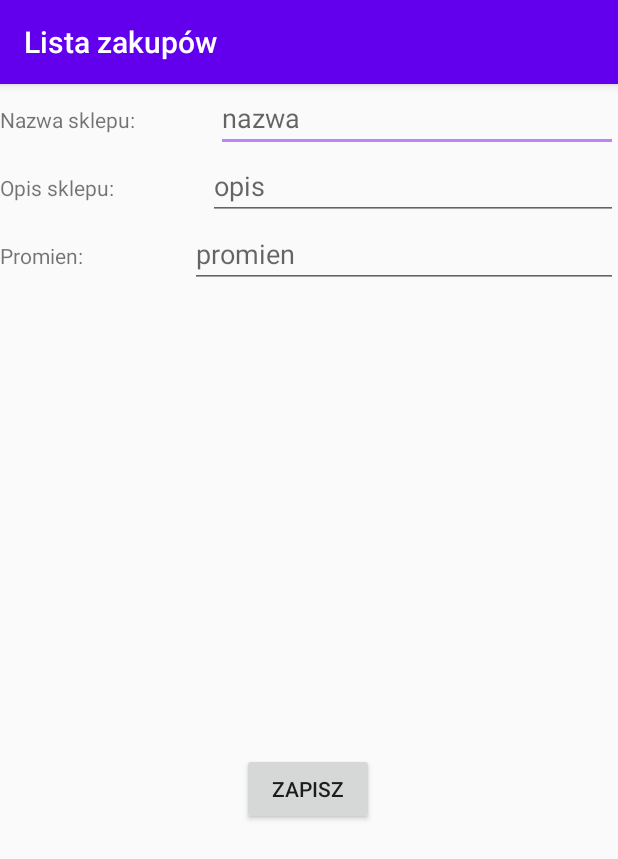
After one commit to tope96/Android-Shop-List, an Android app: the AddShopActivity screen opened directly, with no data from a screen before it, on a phone screen of 412 x 824 dp. The commit adds this screen. Shown: the top 859 px of the screen. Run offline under Robolectric (Android 15) with nearby library versions, the phone set to English and light mode, and no system bars; our stand-ins replace Firebase (no records; nobody signed in at launch, a user with empty details on screens opened directly).

Commit message:
Adding shops with loc

```diff
--- a/app/build.gradle
+++ b/app/build.gradle
@@ -36,6 +36,7 @@ dependencies {
     implementation 'com.firebaseui:firebase-ui-firestore:6.1.0'
     implementation 'com.android.support:design:28.0.0'
     implementation 'com.google.android.gms:play-services-maps:17.0.0'
+    implementation 'com.google.android.gms:play-services-location:17.0.0'
 }
 
 apply plugin: 'com.google.gms.google-services'  // Google Play services Gradle plugin
--- /dev/null
+++ b/app/src/main/java/com/example/firstproject/AddShopActivity.java
@@ -0,0 +1,182 @@
+package com.example.firstproject;
+
+import androidx.annotation.NonNull;
+import androidx.appcompat.app.AppCompatActivity;
+import androidx.core.app.ActivityCompat;
+import androidx.core.content.ContextCompat;
+
+import android.Manifest;
+import android.content.Context;
+import android.content.Intent;
+import android.content.pm.PackageManager;
+import android.location.Location;
+import android.location.LocationManager;
+import android.os.Bundle;
+import android.os.Looper;
+import android.provider.Settings;
+import android.util.Log;
+import android.view.View;
+import android.widget.EditText;
+import android.widget.TextView;
+import android.widget.Toast;
+
+import com.google.android.gms.location.FusedLocationProviderClient;
+import com.google.android.gms.location.LocationCallback;
+import com.google.android.gms.location.LocationRequest;
+import com.google.android.gms.location.LocationResult;
+import com.google.android.gms.location.LocationServices;
+import com.google.android.gms.tasks.OnCompleteListener;
+import com.google.android.gms.tasks.OnFailureListener;
+import com.google.android.gms.tasks.OnSuccessListener;
+import com.google.android.gms.tasks.Task;
+import com.google.firebase.auth.FirebaseAuth;
+import com.google.firebase.firestore.DocumentReference;
+import com.google.firebase.firestore.FirebaseFirestore;
+
+public class AddShopActivity extends AppCompatActivity {
+
+    private EditText shopName;
+    private EditText shopDesc;
+    private EditText shopRad;
+    private static final int PERMISSION_ID = 44;
+    private FusedLocationProviderClient mFusedLocationClient;
+    private Location loc;
+    private FirebaseFirestore db;
+
+    @Override
+    protected void onCreate(Bundle savedInstanceState) {
+        Intent in = getIntent();
+        Boolean str = in.getBooleanExtra("darkMode", false);
+        changeTheme(str);
+        super.onCreate(savedInstanceState);
+        setContentView(R.layout.activity_add_shop);
+        db = FirebaseFirestore.getInstance();
+        mFusedLocationClient = LocationServices.getFusedLocationProviderClient(getApplicationContext());
+
+        shopName = findViewById(R.id.etShopName);
+        shopDesc = findViewById(R.id.etShopDesc);
+        shopRad = findViewById(R.id.etShopRad);
+    }
+
+
+    private boolean checkPermissions() {
+        if (ActivityCompat.checkSelfPermission(this, Manifest.permission.ACCESS_COARSE_LOCATION) == PackageManager.PERMISSION_GRANTED &&
+                ActivityCompat.checkSelfPermission(this, Manifest.permission.ACCESS_FINE_LOCATION) == PackageManager.PERMISSION_GRANTED) {
+            return true;
+        }
+        return false;
+    }
+
+    private void requestPermissions() {
+        ActivityCompat.requestPermissions(
+                this,
+                new String[]{Manifest.permission.ACCESS_COARSE_LOCATION, Manifest.permission.ACCESS_FINE_LOCATION},
+                PERMISSION_ID
+        );
+    }
+
+    private boolean isLocationEnabled() {
+        LocationManager locationManager = (LocationManager) getSystemService(Context.LOCATION_SERVICE);
+        return locationManager.isProviderEnabled(LocationManager.GPS_PROVIDER) || locationManager.isProviderEnabled(
+                LocationManager.NETWORK_PROVIDER
+        );
+    }
+
+    @Override
+    public void onRequestPermissionsResult(int requestCode, String[] permissions, int[] grantResults) {
+        super.onRequestPermissionsResult(requestCode, permissions, grantResults);
+        if (requestCode == PERMISSION_ID) {
+            if (grantResults.length > 0 && grantResults[0] == PackageManager.PERMISSION_GRANTED) {
+                // Granted. Start getting the location information
+            }
+        }
+    }
+
+    private LocationCallback mLocationCallback = new LocationCallback() {
+        @Override
+        public void onLocationResult(LocationResult locationResult) {
+            Location mLastLocation = locationResult.getLastLocation();
+            Log.d("TOMEK", "callback");
+        }
+    };
+
+    private void getLastLocation(){
+        if (checkPermissions()) {
+            if (isLocationEnabled()) {
+                mFusedLocationClient.getLastLocation().addOnSuccessListener(this, new OnSuccessListener<Location>() {
+                    @Override
+                    public void onSuccess(Location location) {
+                        if(location != null){
+                            loc = location;
+                        }
+                    }
+                });
+
+            } else {
+                Toast.makeText(this, "Turn on location", Toast.LENGTH_LONG).show();
+                Intent intent = new Intent(Settings.ACTION_LOCATION_SOURCE_SETTINGS);
+                startActivity(intent);
+            }
+        } else {
+            requestPermissions();
+        }
+    }
+
+    private void changeTheme(boolean dark){
+        if(dark){
+            setTheme(R.style.AppTheme2);
+        }else{
+            setTheme(R.style.AppTheme);
+        }
+
+    }
+
+    public void saveShop(View view) {
+        final String name = shopName.getText().toString();
+        final String desc = shopDesc.getText().toString();
+        final int radius = Integer.parseInt(shopRad.getText().toString());
+
+        if (checkPermissions()) {
+            if (isLocationEnabled()) {
+                mFusedLocationClient.getLastLocation().addOnSuccessListener(this, new OnSuccessListener<Location>() {
+                    @Override
+                    public void onSuccess(Location location) {
+                        if(location != null){
+                            Shop newShop = new Shop(name, desc, radius, location.getLongitude(), location.getLatitude(), FirebaseAuth.getInstance().getCurrentUser().getUid());
+                            addShopToDb(newShop);
+                        }
+                    }
+                });
+
+            } else {
+                Toast.makeText(this, "Turn on location", Toast.LENGTH_LONG).show();
+                Intent intent = new Intent(Settings.ACTION_LOCATION_SOURCE_SETTINGS);
+                startActivity(intent);
+            }
+        } else {
+            requestPermissions();
+        }
+
+
+finish();
+
+
+    }
+
+
+    private void addShopToDb(Shop shop){
+
+        db.collection("shops")
+                .add(shop)
+                .addOnSuccessListener(new OnSuccessListener<DocumentReference>() {
+                    @Override
+                    public void onSuccess(DocumentReference documentReference) {
+                    }
+                })
+                .addOnFailureListener(new OnFailureListener() {
+                    @Override
+                    public void onFailure(@NonNull Exception e) {
+                    }
+                });
+    }
+}
--- a/app/src/main/java/com/example/firstproject/Frag_list.java
+++ b/app/src/main/java/com/example/firstproject/Frag_list.java
@@ -9,6 +9,7 @@ import android.util.Log;
 import android.view.LayoutInflater;
 import android.view.View;
 import android.view.ViewGroup;
+import android.widget.Toast;
 
 import androidx.annotation.NonNull;
 import androidx.annotation.Nullable;
@@ -20,6 +21,7 @@ import androidx.recyclerview.widget.RecyclerView;
 import com.firebase.ui.firestore.FirestoreRecyclerOptions;
 import com.google.android.gms.tasks.OnFailureListener;
 import com.google.android.gms.tasks.OnSuccessListener;
+import com.google.firebase.auth.FirebaseAuth;
 import com.google.firebase.firestore.CollectionReference;
 import com.google.firebase.firestore.FirebaseFirestore;
 import com.google.firebase.firestore.Query;
@@ -61,7 +63,7 @@ public class Frag_list extends Fragment {
     }
 
     private void setUpRecyclerView(View view){
-        Query query = shopsColl.orderBy("name", Query.Direction.ASCENDING);
+        Query query = shopsColl.orderBy("name", Query.Direction.ASCENDING).whereEqualTo("uid", FirebaseAuth.getInstance().getCurrentUser().getUid());
 
         FirestoreRecyclerOptions<Shop> options = new FirestoreRecyclerOptions.Builder<Shop>()
                 .setQuery(query, Shop.class)
@@ -136,4 +138,5 @@ public class Frag_list extends Fragment {
 
     }
 
+
 }
--- /dev/null
+++ b/app/src/main/res/layout/activity_add_shop.xml
@@ -0,0 +1,95 @@
+<?xml version="1.0" encoding="utf-8"?>
+<LinearLayout xmlns:android="http://schemas.android.com/apk/res/android"
+    xmlns:app="http://schemas.android.com/apk/res-auto"
+    xmlns:tools="http://schemas.android.com/tools"
+    android:layout_width="match_parent"
+    android:layout_height="match_parent"
+    android:orientation="vertical"
+    tools:context=".AddShopActivity">
+
+    <LinearLayout
+        android:layout_width="match_parent"
+        android:layout_height="wrap_content"
+        android:orientation="horizontal">
+
+        <TextView
+            android:id="@+id/tvShopName"
+            android:layout_width="wrap_content"
+            android:layout_height="wrap_content"
+            android:layout_weight="1"
+            android:text="Nazwa sklepu:" />
+
+        <EditText
+            android:id="@+id/etShopName"
+            android:layout_width="wrap_content"
+            android:layout_height="wrap_content"
+            android:layout_weight="1"
+            android:ems="10"
+            android:hint="nazwa"
+            android:inputType="textPersonName" />
+    </LinearLayout>
+
+    <LinearLayout
+        android:layout_width="match_parent"
+        android:layout_height="wrap_content"
+        android:orientation="horizontal">
+
+        <TextView
+            android:id="@+id/textView8"
+            android:layout_width="wrap_content"
+            android:layout_height="wrap_content"
+            android:layout_weight="1"
+            android:text="Opis sklepu: " />
+
+        <EditText
+            android:id="@+id/etShopDesc"
+            android:layout_width="wrap_content"
+            android:layout_height="wrap_content"
+            android:layout_weight="1"
+            android:ems="10"
+            android:hint="opis"
+            android:inputType="textPersonName" />
+    </LinearLayout>
+
+    <LinearLayout
+        android:layout_width="match_parent"
+        android:layout_height="wrap_content"
+        android:orientation="horizontal">
+
+        <TextView
+            android:id="@+id/textView9"
+            android:layout_width="wrap_content"
+            android:layout_height="wrap_content"
+            android:layout_weight="1"
+            android:text="Promien:" />
+
+        <EditText
+            android:id="@+id/etShopRad"
+            android:layout_width="wrap_content"
+            android:layout_height="wrap_content"
+            android:layout_weight="1"
+            android:ems="10"
+            android:hint="promien"
+            android:inputType="number" />
+
+    </LinearLayout>
+
+    <androidx.constraintlayout.widget.ConstraintLayout
+        android:layout_width="match_parent"
+        android:layout_height="match_parent">
+
+        <Button
+            android:id="@+id/btShopSave"
+            android:layout_width="wrap_content"
+            android:layout_height="wrap_content"
+            android:onClick="saveShop"
+            android:text="Zapisz"
+            app:layout_constraintBottom_toBottomOf="parent"
+            app:layout_constraintEnd_toEndOf="parent"
+            app:layout_constraintHorizontal_bias="0.498"
+            app:layout_constraintStart_toStartOf="parent"
+            app:layout_constraintTop_toTopOf="parent"
+            app:layout_constraintVertical_bias="0.531" />
+    </androidx.constraintlayout.widget.ConstraintLayout>
+
+</LinearLayout>
```
Also changed, not shown: app/src/main/AndroidManifest.xml (+9 -6 lines), app/src/main/java/com/example/firstproject/FavouriteShopsListActivity.java (+9 -0 lines), app/src/main/java/com/example/firstproject/Frag_map.java (+41 -8 lines), app/src/main/java/com/example/firstproject/RecyclerAdapterShops.java (+8 -0 lines), app/src/main/java/com/example/firstproject/Shop.java (+32 -3 lines), app/src/main/res/layout/activity_shop.xml (+20 -0 lines), app/src/main/res/layout/fragment_list.xml (+16 -0 lines).
